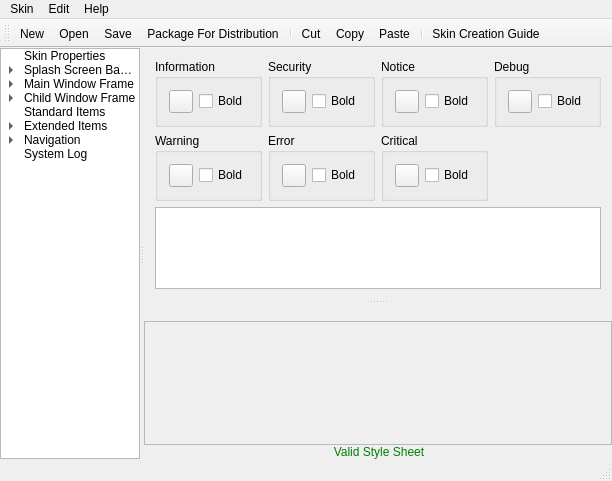
Qt form trunk/QuazaaSkinTool/mainwindow.ui (c3c/quazaa) before a commit.
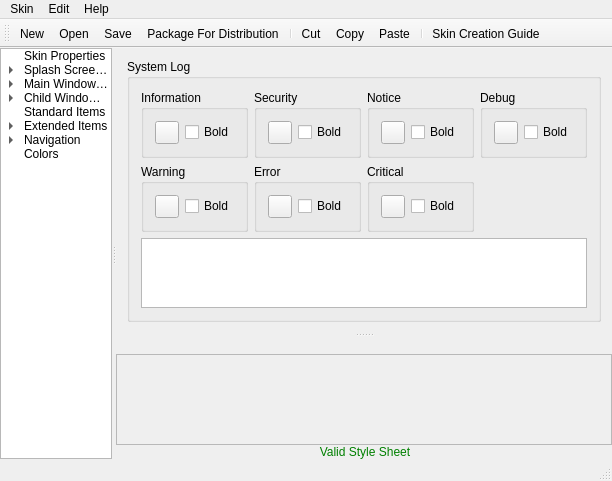
The same form after that commit. The open tabs and pages were chosen to show the change. Icons and pictures are not drawn.

The edit to the form file:
```diff
--- a/trunk/QuazaaSkinTool/mainwindow.ui
+++ b/trunk/QuazaaSkinTool/mainwindow.ui
@@ -579,7 +579,7 @@
        </item>
        <item>
         <property name="text">
-         <string>System Log</string>
+         <string>Colors</string>
         </property>
        </item>
       </widget>
@@ -2221,6 +2221,12 @@
         <widget class="QWidget" name="pageSystemLog">
          <layout class="QGridLayout" name="gridLayout_4">
           <item row="0" column="0">
+           <widget class="QGroupBox" name="groupBoxSystemLog">
+            <property name="title">
+             <string>System Log</string>
+            </property>
+            <layout class="QVBoxLayout" name="verticalLayout">
+             <item>
            <layout class="QGridLayout" name="gridLayout_2">
             <item row="1" column="4">
              <spacer name="horizontalSpacer">
@@ -2398,7 +2404,7 @@
             </item>
            </layout>
           </item>
-          <item row="1" column="0">
+             <item>
            <widget class="QTextEdit" name="textEditLogPreview">
             <property name="readOnly">
              <bool>true</bool>
@@ -2407,6 +2413,9 @@
           </item>
          </layout>
         </widget>
+          </item>
+         </layout>
+        </widget>
        </widget>
        <widget class="QWidget" name="widgetStyleSheets" native="true">
         <layout class="QGridLayout" name="gridLayout">
```
Left out of the diff: 38 changed lines with no effect on the pictures. Lines whose indentation alone changed are shown as unchanged.
